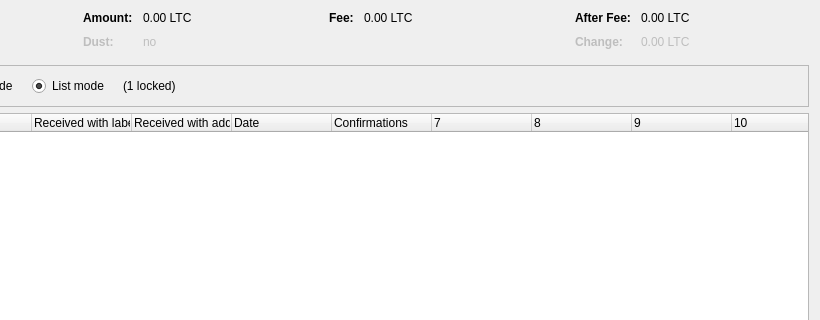
This is src/qt/forms/coincontroldialog.ui in tocacyy/GoldCoin as Qt 5 draws it before an edit; both pictures show x 180 to 1000 and y 0 to 320 of the 1000 by 500 pixel window. The edited form follows.
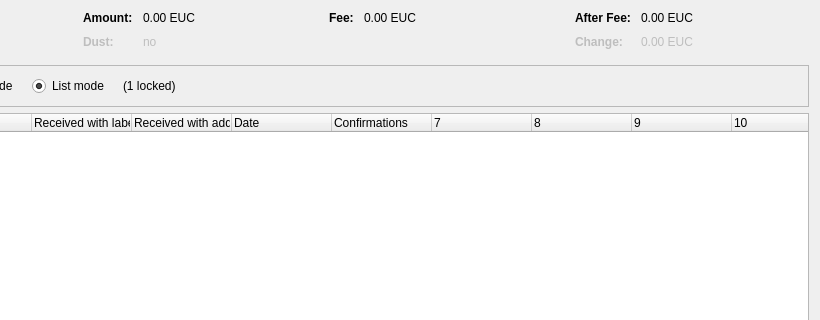
This is the edited form. Custom widgets are drawn as their Qt base class.

Diff of the .ui file:
```diff
--- a/src/qt/forms/coincontroldialog.ui
+++ b/src/qt/forms/coincontroldialog.ui
@@ -132,7 +132,7 @@
           <enum>Qt::ActionsContextMenu</enum>
          </property>
          <property name="text">
-          <string notr="true">0.00 LTC</string>
+          <string notr="true">0.00 EUC</string>
          </property>
          <property name="textInteractionFlags">
           <set>Qt::LinksAccessibleByMouse|Qt::TextSelectableByKeyboard|Qt::TextSelectableByMouse</set>
@@ -212,7 +212,7 @@
           <enum>Qt::ActionsContextMenu</enum>
          </property>
          <property name="text">
-          <string notr="true">0.00 LTC</string>
+          <string notr="true">0.00 EUC</string>
          </property>
          <property name="textInteractionFlags">
           <set>Qt::LinksAccessibleByMouse|Qt::TextSelectableByKeyboard|Qt::TextSelectableByMouse</set>
@@ -257,7 +257,7 @@
           <enum>Qt::ActionsContextMenu</enum>
          </property>
          <property name="text">
-          <string notr="true">0.00 LTC</string>
+          <string notr="true">0.00 EUC</string>
          </property>
          <property name="textInteractionFlags">
           <set>Qt::LinksAccessibleByMouse|Qt::TextSelectableByKeyboard|Qt::TextSelectableByMouse</set>
@@ -292,7 +292,7 @@
           <enum>Qt::ActionsContextMenu</enum>
          </property>
          <property name="text">
-          <string notr="true">0.00 LTC</string>
+          <string notr="true">0.00 EUC</string>
          </property>
          <property name="textInteractionFlags">
           <set>Qt::LinksAccessibleByMouse|Qt::TextSelectableByKeyboard|Qt::TextSelectableByMouse</set>
```
